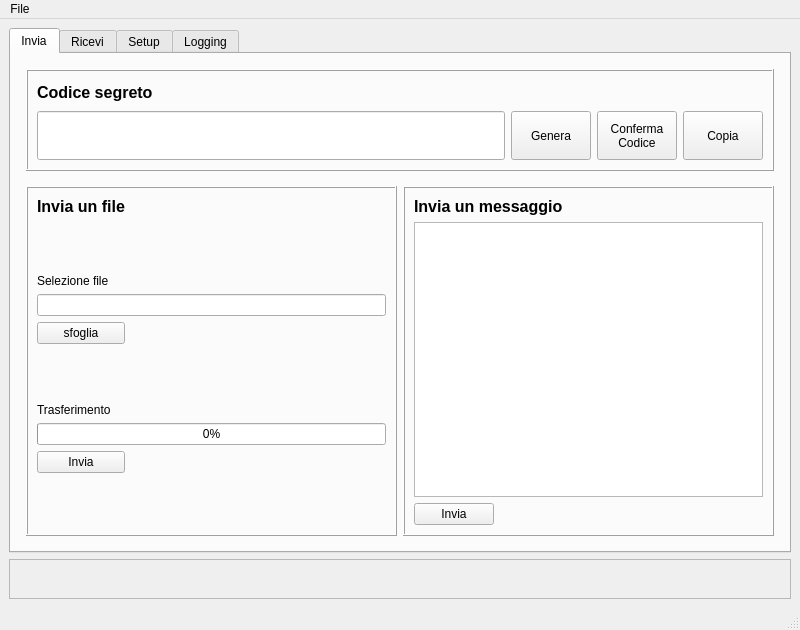
First picture: the form in mainwindow.ui, repository agentOfChaos/WormholeGui, before the edit.
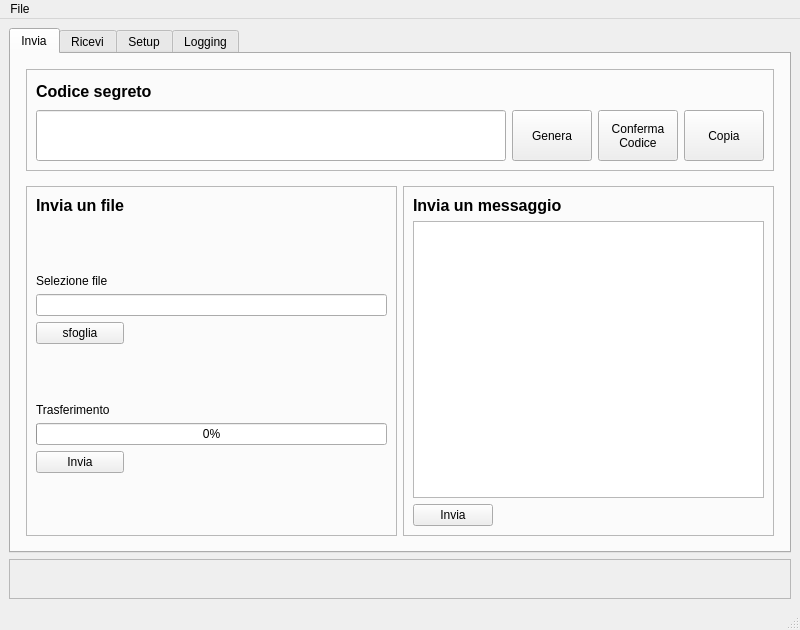
Second picture: the form after the edit. Icons and pictures are not drawn. Custom widgets are drawn as their Qt base class.

```diff
--- a/mainwindow.ui
+++ b/mainwindow.ui
@@ -63,7 +63,7 @@
                 </sizepolicy>
                </property>
                <property name="frameShape">
-                <enum>QFrame::Box</enum>
+                <enum>QFrame::StyledPanel</enum>
                </property>
                <property name="frameShadow">
                 <enum>QFrame::Raised</enum>
@@ -188,7 +188,7 @@
                      </sizepolicy>
                     </property>
                     <property name="frameShape">
-                     <enum>QFrame::Box</enum>
+                     <enum>QFrame::StyledPanel</enum>
                     </property>
                     <property name="frameShadow">
                      <enum>QFrame::Raised</enum>
@@ -323,7 +323,7 @@
                      </sizepolicy>
                     </property>
                     <property name="frameShape">
-                     <enum>QFrame::Box</enum>
+                     <enum>QFrame::StyledPanel</enum>
                     </property>
                     <property name="frameShadow">
                      <enum>QFrame::Raised</enum>
```
Left out of the diff: 6 changed lines with no effect on the pictures.
